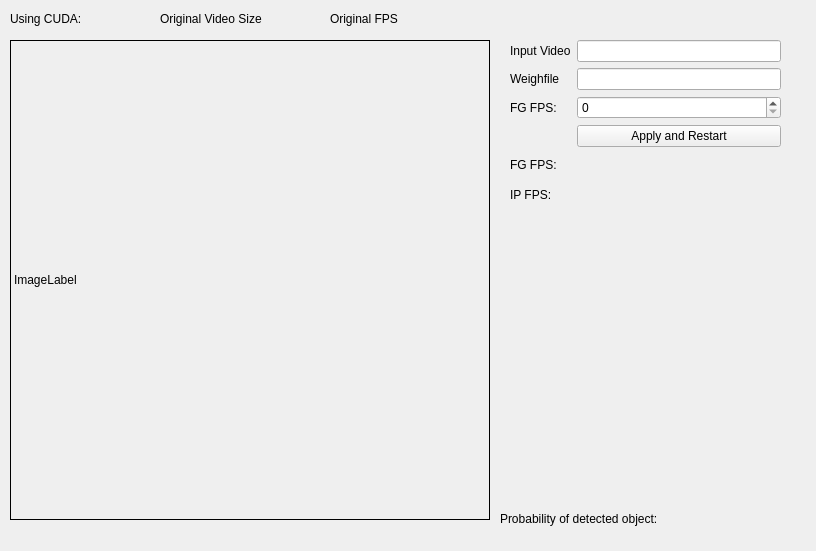
The window that src/evaluator_gui_form.ui (DavidBaldsiefen/rocket_tracker) describes before a commit, drawn with Qt 5.
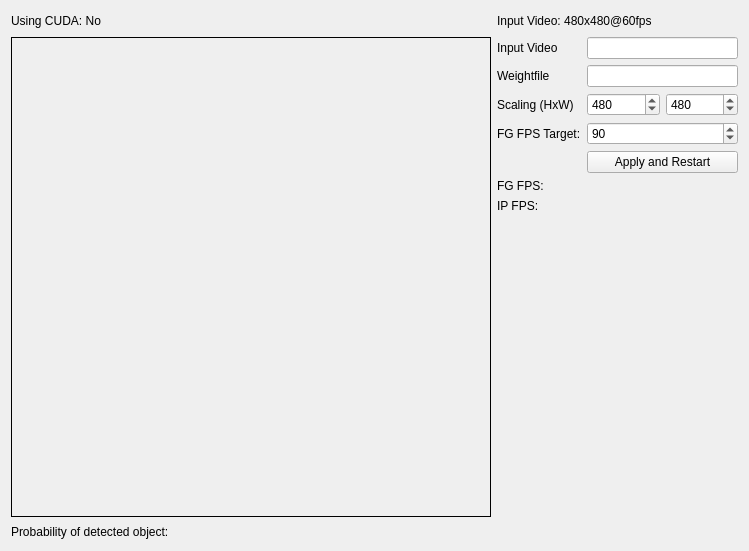
The same window after the commit.

Commit message: Make UI more interactive

```diff
--- a/src/evaluator_gui_form.ui
+++ b/src/evaluator_gui_form.ui
@@ -6,21 +6,54 @@
    <rect>
     <x>0</x>
     <y>0</y>
-    <width>816</width>
+    <width>749</width>
     <height>551</height>
    </rect>
   </property>
   <property name="windowTitle">
    <string>Form</string>
   </property>
+  <layout class="QGridLayout" name="gridLayout_2">
+   <item row="0" column="0">
+    <layout class="QFormLayout" name="formLayout">
+     <item row="0" column="0">
+      <layout class="QHBoxLayout" name="horizontalLayout">
+       <item>
+        <widget class="QLabel" name="cuda_label">
+         <property name="text">
+          <string>Using CUDA: No</string>
+         </property>
+        </widget>
+       </item>
+       <item>
+        <spacer name="horizontalSpacer_2">
+         <property name="orientation">
+          <enum>Qt::Horizontal</enum>
+         </property>
+         <property name="sizeHint" stdset="0">
+          <size>
+           <width>40</width>
+           <height>20</height>
+          </size>
+         </property>
+        </spacer>
+       </item>
+      </layout>
+     </item>
+     <item row="0" column="1">
+      <widget class="QLabel" name="video_details">
+       <property name="text">
+        <string>Input Video: 480x480@60fps</string>
+       </property>
+      </widget>
+     </item>
+     <item row="1" column="0">
   <widget class="QLabel" name="imageLabel">
-   <property name="geometry">
-    <rect>
-     <x>10</x>
-     <y>40</y>
-     <width>480</width>
-     <height>480</height>
-    </rect>
+       <property name="sizePolicy">
+        <sizepolicy hsizetype="Fixed" vsizetype="Fixed">
+         <horstretch>0</horstretch>
+         <verstretch>0</verstretch>
+        </sizepolicy>
    </property>
    <property name="minimumSize">
     <size>
@@ -28,6 +61,12 @@
      <height>480</height>
     </size>
    </property>
+       <property name="maximumSize">
+        <size>
+         <width>480</width>
+         <height>480</height>
+        </size>
+       </property>
    <property name="baseSize">
     <size>
      <width>640</width>
@@ -38,23 +77,59 @@
     <enum>QFrame::Box</enum>
    </property>
    <property name="text">
-    <string>ImageLabel</string>
-   </property>
-  </widget>
-  <widget class="QWidget" name="gridLayoutWidget">
-   <property name="geometry">
-    <rect>
-     <x>510</x>
-     <y>40</y>
-     <width>271</width>
-     <height>167</height>
-    </rect>
-   </property>
+        <string/>
+       </property>
+      </widget>
+     </item>
+     <item row="1" column="1">
    <layout class="QGridLayout" name="gridLayout">
-    <item row="4" column="0">
-     <widget class="QLabel" name="label_3">
+       <item row="6" column="0">
+        <widget class="QLabel" name="label_6">
       <property name="text">
-       <string>FG FPS:</string>
+          <string>IP FPS:</string>
+         </property>
+        </widget>
+       </item>
+       <item row="0" column="1" colspan="2">
+        <widget class="QLineEdit" name="videopath"/>
+       </item>
+       <item row="3" column="1" colspan="2">
+        <widget class="QSpinBox" name="fg_fps_target">
+         <property name="minimum">
+          <number>1</number>
+         </property>
+         <property name="maximum">
+          <number>300</number>
+         </property>
+         <property name="value">
+          <number>90</number>
+         </property>
+        </widget>
+       </item>
+       <item row="4" column="1" colspan="2">
+        <widget class="QPushButton" name="applyBtn">
+         <property name="text">
+          <string>Apply and Restart</string>
+         </property>
+        </widget>
+       </item>
+       <item row="2" column="1">
+        <widget class="QSpinBox" name="spinBox_2">
+         <property name="minimum">
+          <number>1</number>
+         </property>
+         <property name="maximum">
+          <number>1080</number>
+         </property>
+         <property name="value">
+          <number>480</number>
+         </property>
+        </widget>
+       </item>
+       <item row="2" column="0">
+        <widget class="QLabel" name="label_7">
+         <property name="text">
+          <string>Scaling (HxW)</string>
       </property>
      </widget>
     </item>
@@ -65,97 +140,68 @@
       </property>
      </widget>
     </item>
-    <item row="0" column="1">
-     <widget class="QLineEdit" name="lineEdit"/>
-    </item>
-    <item row="3" column="1">
-     <widget class="QPushButton" name="pushButton">
-      <property name="text">
-       <string>Apply and Restart</string>
-      </property>
-     </widget>
-    </item>
-    <item row="2" column="0">
+       <item row="3" column="0">
      <widget class="QLabel" name="label_5">
       <property name="text">
-       <string>FG FPS:</string>
+          <string>FG FPS Target:</string>
       </property>
      </widget>
     </item>
     <item row="1" column="0">
      <widget class="QLabel" name="label_2">
       <property name="text">
-       <string>Weighfile</string>
+          <string>Weightfile</string>
       </property>
      </widget>
     </item>
-    <item row="2" column="1">
-     <widget class="QSpinBox" name="spinBox"/>
-    </item>
-    <item row="1" column="1">
-     <widget class="QLineEdit" name="lineEdit_2"/>
-    </item>
     <item row="5" column="0">
-     <widget class="QLabel" name="label_6">
+        <widget class="QLabel" name="label_3">
       <property name="text">
-       <string>IP FPS:</string>
+          <string>FG FPS:</string>
       </property>
      </widget>
     </item>
-   </layout>
-  </widget>
-  <widget class="QLabel" name="label_4">
-   <property name="geometry">
-    <rect>
-     <x>500</x>
-     <y>510</y>
-     <width>291</width>
-     <height>17</height>
-    </rect>
-   </property>
+       <item row="2" column="2">
+        <widget class="QSpinBox" name="spinBox_3">
+         <property name="minimum">
+          <number>1</number>
+         </property>
+         <property name="maximum">
+          <number>1920</number>
+         </property>
+         <property name="value">
+          <number>480</number>
+         </property>
+        </widget>
+       </item>
+       <item row="1" column="1" colspan="2">
+        <widget class="QLineEdit" name="weightfile"/>
+       </item>
+       <item row="7" column="0">
+        <spacer name="verticalSpacer_2">
+         <property name="orientation">
+          <enum>Qt::Vertical</enum>
+         </property>
+         <property name="sizeHint" stdset="0">
+          <size>
+           <width>20</width>
+           <height>40</height>
+          </size>
+         </property>
+        </spacer>
+       </item>
+      </layout>
+     </item>
+     <item row="2" column="0">
+      <widget class="QLabel" name="propability_label">
    <property name="text">
     <string>Probability of detected object:</string>
    </property>
   </widget>
-  <widget class="QLabel" name="cuda_label">
-   <property name="geometry">
-    <rect>
-     <x>10</x>
-     <y>10</y>
-     <width>141</width>
-     <height>17</height>
-    </rect>
-   </property>
-   <property name="text">
-    <string>Using CUDA:</string>
-   </property>
-  </widget>
-  <widget class="QLabel" name="label_8">
-   <property name="geometry">
-    <rect>
-     <x>160</x>
-     <y>10</y>
-     <width>141</width>
-     <height>17</height>
-    </rect>
-   </property>
-   <property name="text">
-    <string>Original Video Size</string>
-   </property>
-  </widget>
-  <widget class="QLabel" name="label_9">
-   <property name="geometry">
-    <rect>
-     <x>330</x>
-     <y>10</y>
-     <width>101</width>
-     <height>17</height>
-    </rect>
-   </property>
-   <property name="text">
-    <string>Original FPS</string>
-   </property>
-  </widget>
+     </item>
+    </layout>
+   </item>
+  </layout>
  </widget>
  <resources/>
  <connections/>
```
Lines whose indentation alone changed are shown as unchanged. The commit also changes 6 other files.
